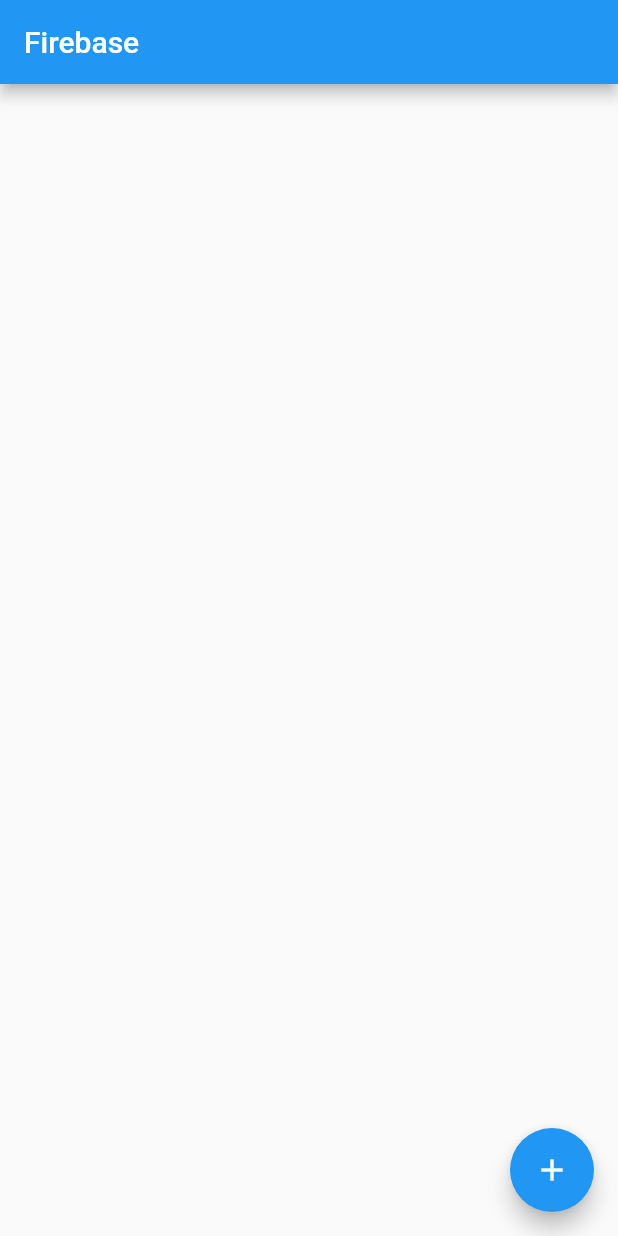
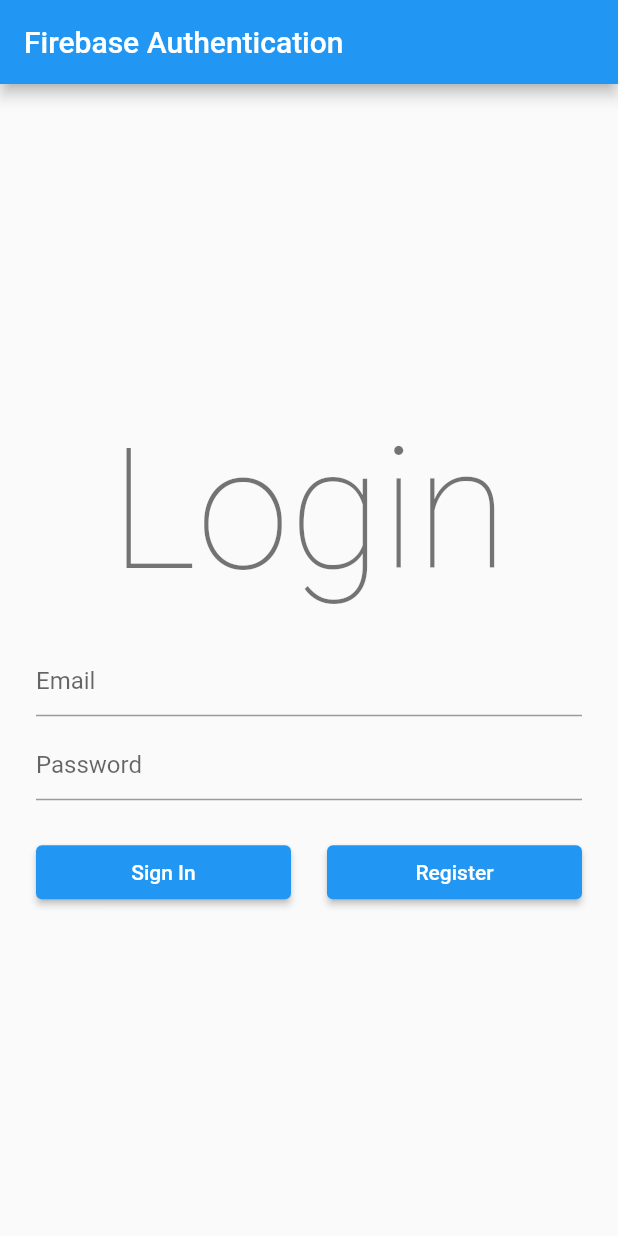
Before and after one commit to merlindensynw/Firebase_Sample, a Flutter app: the screen it shows after launch, on a phone screen of 412 x 824 dp. Run offline on Flutter 3.47's test engine with Material 2 defaults, Android fonts, the light colour scheme and no system bars; our stand-ins replace firebase_auth, firebase_core; accounts and stored records are empty.

Commit message:
Firebse Sample

```diff
--- a/lib/main.dart
+++ b/lib/main.dart
@@ -1,56 +1,17 @@
-import 'package:cloud_firestore/cloud_firestore.dart';
-import 'package:firebase_core/firebase_core.dart';
 import 'package:flutter/material.dart';
 
-Future <void> main() async{
-  WidgetsFlutterBinding.ensureInitialized();
-  await Firebase.initializeApp();
-  runApp(const MyApp());
+import 'screens/login_page.dart';
+
+void main() {
+  runApp(MyApp());
 }
 
 class MyApp extends StatelessWidget {
-  const MyApp({super.key});
-
-  // This widget is the root of your application.
   @override
   Widget build(BuildContext context) {
     return MaterialApp(
-      title: 'Flutter Firebase Demo',
-      theme: ThemeData(
-        primarySwatch: Colors.blue,
-        visualDensity: VisualDensity.adaptivePlatformDensity,
-      ),
-      home: Scaffold(
-        appBar: AppBar(
-          title: const Text('Firebase'),
-        ),
-        floatingActionButton: FloatingActionButton(
-          onPressed: () =>
-              FirebaseFirestore.instance
-                  .collection('testing')
-                  .add({'timestamp': Timestamp.fromDate(DateTime.now())}),
-          child: Icon(Icons.add),
-        ),
-        body: StreamBuilder(
-          stream: FirebaseFirestore.instance.collection('testing').snapshots(),
-          builder: (
-              BuildContext context,
-              AsyncSnapshot<QuerySnapshot> snapshot,
-              ){
-            if(!snapshot.hasData) return const SizedBox.shrink();
-            return ListView.builder(
-              itemCount: snapshot.data?.docs.length,
-              itemBuilder: (BuildContext context,int index){
-                final  docData=snapshot.data?.docs[index].data() as Map<String,dynamic>;
-                final dateTime=((docData!['timestamp']) as Timestamp).toDate();
-                return ListTile(
-                  title: Text(dateTime.toString()),
-                );
-              },
-            );
-          },
-        ),
-      ),
+      title: 'Flutter Authentication',
+      home: LoginPage(),
     );
   }
 }
--- /dev/null
+++ b/lib/screens/login_page.dart
@@ -0,0 +1,192 @@
+import 'package:firebase_auth/firebase_auth.dart';
+import 'package:firebase_core/firebase_core.dart';
+import 'package:firebaseexample/screens/welcome page.dart';
+import 'package:firebaseexample/screens/register_page.dart';
+import 'package:firebaseexample/screens/welcome%20page.dart';
+import 'package:flutter/material.dart';
+
+import '../utils/fire_auth.dart';
+import '../utils/validator.dart';
+
+class LoginPage extends StatefulWidget {
+  @override
+  _LoginPageState createState() => _LoginPageState();
+}
+
+class _LoginPageState extends State<LoginPage> {
+  final _formKey = GlobalKey<FormState>();
+
+  final _emailTextController = TextEditingController();
+  final _passwordTextController = TextEditingController();
+
+  final _focusEmail = FocusNode();
+  final _focusPassword = FocusNode();
+
+  bool _isProcessing = false;
+
+  Future<FirebaseApp> _initializeFirebase() async {
+    FirebaseApp firebaseApp = await Firebase.initializeApp();
+
+    User? user = FirebaseAuth.instance.currentUser;
+
+    if (user != null) {
+      Navigator.of(context).pushReplacement(
+        MaterialPageRoute(
+          builder: (context) => WelcomePage(
+            user: user,
+          ),
+        ),
+      );
+    }
+
+    return firebaseApp;
+  }
+
+  @override
+  Widget build(BuildContext context) {
+    return GestureDetector(
+      onTap: () {
+        _focusEmail.unfocus();
+        _focusPassword.unfocus();
+      },
+      child: Scaffold(
+        appBar: AppBar(
+          title: Text('Firebase Authentication'),
+        ),
+        body: FutureBuilder(
+          future: _initializeFirebase(),
+          builder: (context, snapshot) {
+            if (snapshot.connectionState == ConnectionState.done) {
+              return Padding(
+                padding: const EdgeInsets.only(left: 24.0, right: 24.0),
+                child: Column(
+                  mainAxisAlignment: MainAxisAlignment.center,
+                  children: [
+                    Padding(
+                      padding: const EdgeInsets.only(bottom: 24.0),
+                      child: Text(
+                        'Login',
+                        style: Theme.of(context).textTheme.headline1,
+                      ),
+                    ),
+                    Form(
+                      key: _formKey,
+                      child: Column(
+                        children: <Widget>[
+                          TextFormField(
+                            controller: _emailTextController,
+                            focusNode: _focusEmail,
+                            validator: (value) => Validator.validateEmail(
+                              email: value,
+                            ),
+                            decoration: InputDecoration(
+                              hintText: "Email",
+                              errorBorder: UnderlineInputBorder(
+                                borderRadius: BorderRadius.circular(6.0),
+                                borderSide: BorderSide(
+                                  color: Colors.red,
+                                ),
+                              ),
+                            ),
+                          ),
+                          SizedBox(height: 8.0),
+                          TextFormField(
+                            controller: _passwordTextController,
+                            focusNode: _focusPassword,
+                            obscureText: true,
+                            validator: (value) => Validator.validatePassword(
+                              password: value,
+                            ),
+                            decoration: InputDecoration(
+                              hintText: "Password",
+                              errorBorder: UnderlineInputBorder(
+                                borderRadius: BorderRadius.circular(6.0),
+                                borderSide: BorderSide(
+                                  color: Colors.red,
+                                ),
+                              ),
+                            ),
+                          ),
+                          SizedBox(height: 24.0),
+                          _isProcessing
+                              ? CircularProgressIndicator()
+                              : Row(
+                            mainAxisAlignment:
+                            MainAxisAlignment.spaceBetween,
+                            children: [
+                              Expanded(
+                                child: ElevatedButton(
+                                  onPressed: () async {
+                                    _focusEmail.unfocus();
+                                    _focusPassword.unfocus();
+
+                                    if (_formKey.currentState!
+                                        .validate()) {
+                                      setState(() {
+                                        _isProcessing = true;
+                                      });
+
+                                      User? user = await FireAuth
+                                          .signInUsingEmailPassword(
+                                        email: _emailTextController.text,
+                                        password:
+                                        _passwordTextController.text,
+                                      );
+
+                                      setState(() {
+                                        _isProcessing = false;
+                                      });
+
+                                      if (user != null) {
+                                        Navigator.of(context)
+                                            .pushReplacement(
+                                          MaterialPageRoute(
+                                            builder: (context) =>
+                                                WelcomePage(user: user),
+                                          ),
+                                        );
+                                      }
+                                    }
+                                  },
+                                  child: Text(
+                                    'Sign In',
+                                    style: TextStyle(color: Colors.white),
+                                  ),
+                                ),
+                              ),
+                              SizedBox(width: 24.0),
+                              Expanded(
+                                child: ElevatedButton(
+                                  onPressed: () {
+                                    Navigator.of(context).push(
+                                      MaterialPageRoute(
+                                        builder: (context) =>
+                                            RegisterPage(),
+                                      ),
+                                    );
+                                  },
+                                  child: Text(
+                                    'Register',
+                                    style: TextStyle(color: Colors.white),
+                                  ),
+                                ),
+                              ),
+                            ],
+                          )
+                        ],
+                      ),
+                    )
+                  ],
+                ),
+              );
+            }
+
+            return Center(
+              child: CircularProgressIndicator(),
+            );
+          },
+        ),
+      ),
+    );
+  }
+}
--- /dev/null
+++ b/lib/utils/fire_auth.dart
@@ -0,0 +1,72 @@
+import 'package:firebase_auth/firebase_auth.dart';
+
+class FireAuth {
+  // For registering a new user
+  static Future<User?> registerUsingEmailPassword({
+    required String name,
+    required String email,
+    required String password,
+  }) async {
+    FirebaseAuth auth = FirebaseAuth.instance;
+    User? user;
+
+    try {
+      UserCredential userCredential = await auth.createUserWithEmailAndPassword(
+        email: email,
+        password: password,
+      );
+
+      user = userCredential.user;
+      await user!.updateProfile(displayName: name);
+      await user.reload();
+      user = auth.currentUser;
+    } on FirebaseAuthException catch (e) {
+      if (e.code == 'weak-password') {
+        print('The password provided is too weak.');
+      } else if (e.code == 'email-already-in-use') {
+        print('The account already exists for that email.');
+      }
+    } catch (e) {
+      print(e);
+    }
+
+    return user;
+  }
+
+  // For signing in an user (have already registered)
+  static Future<User?> signInUsingEmailPassword({
+    required String email,
+    required String password,
+  }) async {
+    FirebaseAuth auth = FirebaseAuth.instance;
+    User? user;
+
+    try {
+      UserCredential userCredential = await auth.signInWithEmailAndPassword(
+        email: email,
+        password: password,
+      );
+      user = userCredential.user;
+    } on FirebaseAuthException catch (e) {
+      if (e.code == 'user-not-found') {
+        print('No user found for that email.');
+      } else if (e.code == 'wrong-password') {
+        print('Wrong password provided.');
+      }
+    }
+
+    return user;
+  }
+
+  static Future<User?> refreshUser(User user) async {
+    FirebaseAuth auth = FirebaseAuth.instance;
+
+    await user.reload();
+    User? refreshedUser = auth.currentUser;
+
+    return refreshedUser;
+  }
+  static Future<void> signout() async{
+  await FirebaseAuth.instance.signOut();
+}
+}
--- /dev/null
+++ b/lib/utils/validator.dart
@@ -0,0 +1,44 @@
+class Validator {
+  static String? validateName({required String? name}) {
+    if (name == null) {
+      return null;
+    }
+
+    if (name.isEmpty) {
+      return 'Name can\'t be empty';
+    }
+
+    return null;
+  }
+
+  static String? validateEmail({required String? email}) {
+    if (email == null) {
+      return null;
+    }
+
+    RegExp emailRegExp = RegExp(
+        r"^[a-zA-Z0-9.!#$%&'*+/=?^_`{|}~-]+@[a-zA-Z0-9](?:[a-zA-Z0-9-]{0,253}[a-zA-Z0-9])?(?:\.[a-zA-Z0-9](?:[a-zA-Z0-9-]{0,253}[a-zA-Z0-9])?)*$");
+
+    if (email.isEmpty) {
+      return 'Email can\'t be empty';
+    } else if (!emailRegExp.hasMatch(email)) {
+      return 'Enter a correct email';
+    }
+
+    return null;
+  }
+
+  static String? validatePassword({required String? password}) {
+    if (password == null) {
+      return null;
+    }
+
+    if (password.isEmpty) {
+      return 'Password can\'t be empty';
+    } else if (password.length < 6) {
+      return 'Enter a password with length at least 6';
+    }
+
+    return null;
+  }
+}
```
Also changed, not shown: lib/screens/register_page.dart (added, +155 -0 lines), lib/screens/welcome page.dart (added, +57 -0 lines), 2 other files.
